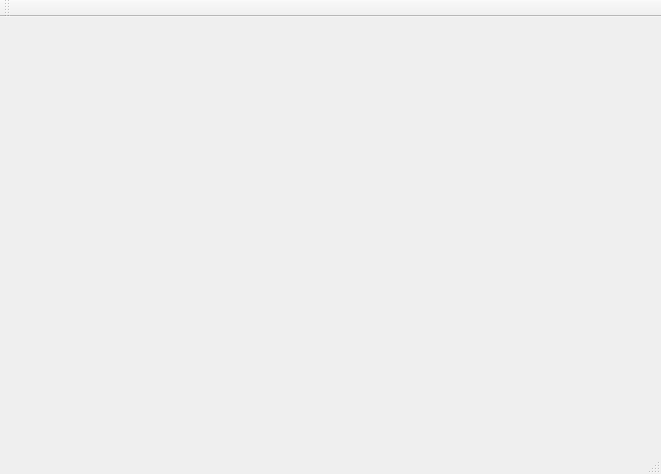
Before: the Qt Designer form Racket Motion Server_Qt/RacketMotionServer/mainwin.ui in Sureshdharani/Racket-Project, drawn with Qt 5.
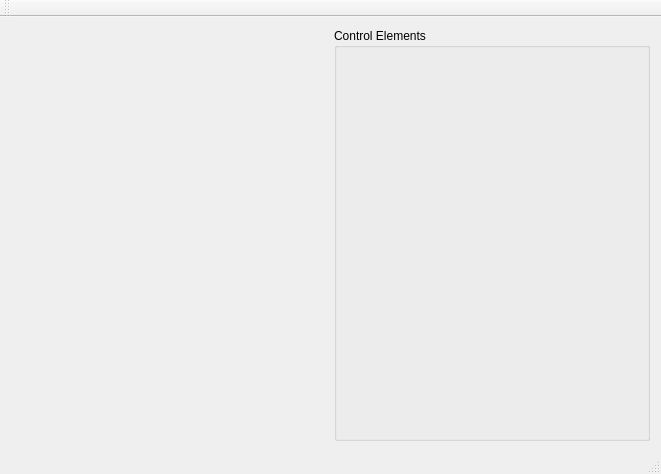
After: the same form once the commit is applied.

The edit to the form file:
```diff
--- a/Racket Motion Server_Qt/RacketMotionServer/mainwin.ui
+++ b/Racket Motion Server_Qt/RacketMotionServer/mainwin.ui
@@ -13,7 +13,20 @@
   <property name="windowTitle">
    <string>Racket Motion Server</string>
   </property>
-  <widget class="QWidget" name="centralWidget"/>
+  <widget class="QWidget" name="centralWidget">
+   <layout class="QGridLayout" name="gridLayout">
+    <item row="0" column="0">
+     <widget class="QWidget" name="ChartWidget" native="true"/>
+    </item>
+    <item row="0" column="1">
+     <widget class="QGroupBox" name="ControlBox">
+      <property name="title">
+       <string>Control Elements</string>
+      </property>
+     </widget>
+    </item>
+   </layout>
+  </widget>
   <widget class="QToolBar" name="mainToolBar">
    <attribute name="toolBarArea">
     <enum>TopToolBarArea</enum>
```
